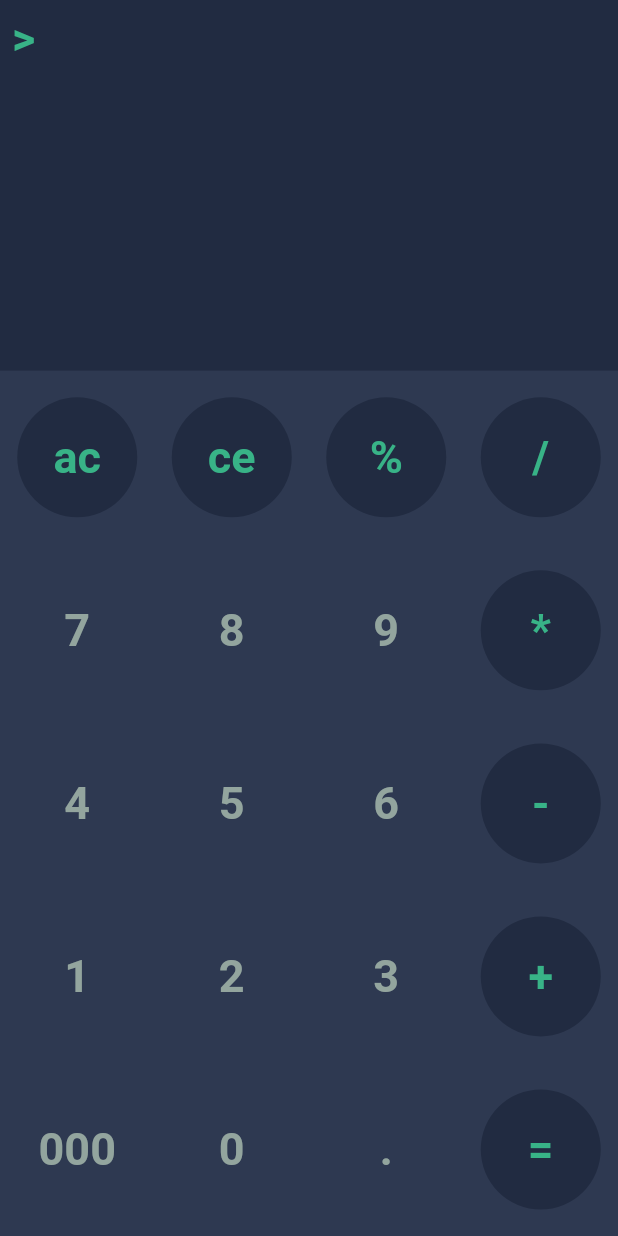
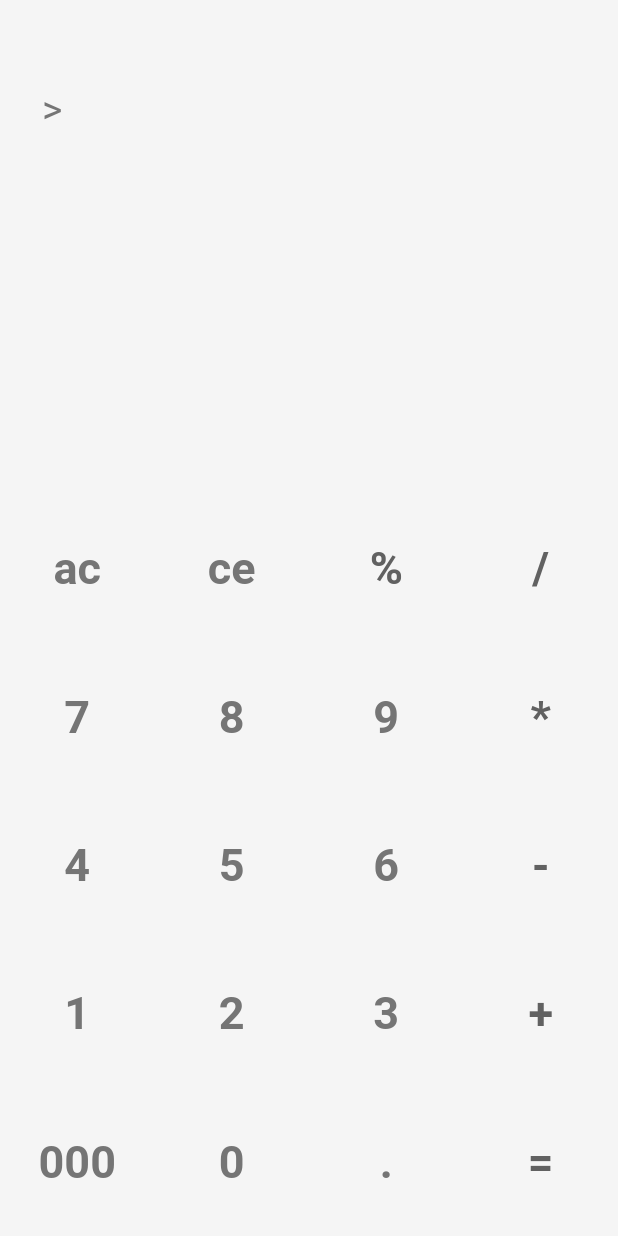
Before and after one commit to hosseinebrahimii/flutter_project_calculator, a Flutter app: the screen it shows after launch, on a phone screen of 412 x 824 dp. Run offline on Flutter 3.47's test engine with Material 2 defaults, Android fonts, the phone set to English and light mode, and no system bars; our stand-ins replace math_expressions.

Commit message:
updated colors

```diff
--- a/lib/colors.dart
+++ b/lib/colors.dart
@@ -1,8 +1,12 @@
 import 'package:flutter/material.dart';
 
-class CustomColors {
-  static Color textGreen = const Color(0xff38b387);
-  static Color textGrey = const Color(0xff93a59e);
-  static Color backgroundGrey = const Color(0xff2e3951);
-  static Color backgroundGreyDark = const Color(0xff212b41);
+class CustomColors extends ChangeNotifier {
+  static bool darkmode = false;
+  static Color backgroundColor = darkmode ? const Color.fromARGB(255, 38, 38, 38) : const Color(0xffF5F5F5);
+  static Color screenNumbersColor = const Color(0xff757575);
+  static Color resultColor = darkmode ? const Color(0xffF5F5F5) : const Color.fromARGB(255, 38, 38, 38);
+  static Color cleanButtonsColor = darkmode ? const Color(0xff616161) : const Color(0xffF5F5F5);
+  static Color operationColor = const Color(0xff616161);
+  static Color operationButtonsColor = const Color(0xffF5F5F5);
+  static Color numbersColor = darkmode ? const Color(0xffBDBDBD) : const Color(0xff757575);
 }
--- a/lib/home_screen.dart
+++ b/lib/home_screen.dart
@@ -12,6 +12,7 @@ class HomeScreen extends StatefulWidget {
 // ---------------------Project states:
 String displayText = '';
 var result = '';
+
 //----------------------
 
 class _HomeScreenState extends State<HomeScreen> {
@@ -20,36 +21,31 @@ class _HomeScreenState extends State<HomeScreen> {
     return MaterialApp(
       debugShowCheckedModeBanner: false,
       home: Scaffold(
-        backgroundColor: CustomColors.backgroundGrey,
-        body: _getBody(),
-      ),
-    );
-  }
-
-// Custom widgets and functions: ---------------------body:
-  Widget _getBody() {
-    return SafeArea(
+        backgroundColor: CustomColors.backgroundColor,
+        body: SafeArea(
           child: Column(
             children: [
               Expanded(
-            flex: 3,
+                flex: 4,
                 child: Container(
-              color: CustomColors.backgroundGreyDark,
+                  color: CustomColors.backgroundColor,
+                  padding: const EdgeInsets.only(top: 50, left: 20, right: 20, bottom: 20),
                   child: calculatorScreenWidget(),
                 ),
               ),
               Expanded(
-            flex: 7,
+                flex: 6,
                 child: Container(
-              color: CustomColors.backgroundGrey,
+                  color: CustomColors.backgroundColor,
                   child: numbersWidget(),
                 ),
               ),
             ],
           ),
+        ),
+      ),
     );
   }
-//----------------------------------------------------
 
 // Custom widgets and functions: ---------------------Calculator Buttons:
   Widget numbersWidget() {
@@ -99,19 +95,20 @@ class _HomeScreenState extends State<HomeScreen> {
   }
 
   Color backgroundColorChecker(String name) {
-    var operatorsList = ['ac', 'ce', '%', '/', '*', '-', '+', '='];
+    var operatorsList = ['%', '/', '*', '-', '+', '='];
     for (var item in operatorsList) {
-      if (item == name) return CustomColors.backgroundGreyDark;
+      if (item == name) return CustomColors.operationButtonsColor;
+      if (name == ' ac ' || name == ' ce ') return CustomColors.cleanButtonsColor;
     }
-    return CustomColors.backgroundGrey;
+    return CustomColors.backgroundColor;
   }
 
   Color foregroundColorChecker(String name) {
-    var operatorsList = ['ac', 'ce', '%', '/', '*', '-', '+', '='];
+    var operatorsList = ['%', '/', '*', '-', '+', '='];
     for (var item in operatorsList) {
-      if (item == name) return CustomColors.textGreen;
+      if (item == name) return CustomColors.operationColor;
     }
-    return CustomColors.textGrey;
+    return CustomColors.numbersColor;
   }
 //----------------------------------------------------
 
@@ -127,9 +124,8 @@ class _HomeScreenState extends State<HomeScreen> {
               Text(
                 '>',
                 style: TextStyle(
-                  color: CustomColors.textGreen,
-                  fontSize: 30,
-                  fontWeight: FontWeight.bold,
+                  color: CustomColors.screenNumbersColor,
+                  fontSize: 26,
                 ),
               ),
               const SizedBox(
@@ -138,23 +134,23 @@ class _HomeScreenState extends State<HomeScreen> {
               Text(
                 displayText,
                 style: TextStyle(
-                  color: CustomColors.textGreen,
-                  fontSize: 30,
-                  fontWeight: FontWeight.bold,
+                  color: CustomColors.screenNumbersColor,
+                  fontSize: 22,
                 ),
               ),
             ],
           ),
         ),
+        const Spacer(),
         Padding(
           padding: const EdgeInsets.all(8.0),
           child: Text(
             result,
             style: TextStyle(
-              color: CustomColors.textGrey,
-              fontSize: 40,
-              fontWeight: FontWeight.bold,
+              color: CustomColors.resultColor,
+              fontSize: 30,
             ),
+            textAlign: TextAlign.end,
           ),
         ),
       ],
```
Lines whose indentation alone changed are shown as unchanged.
